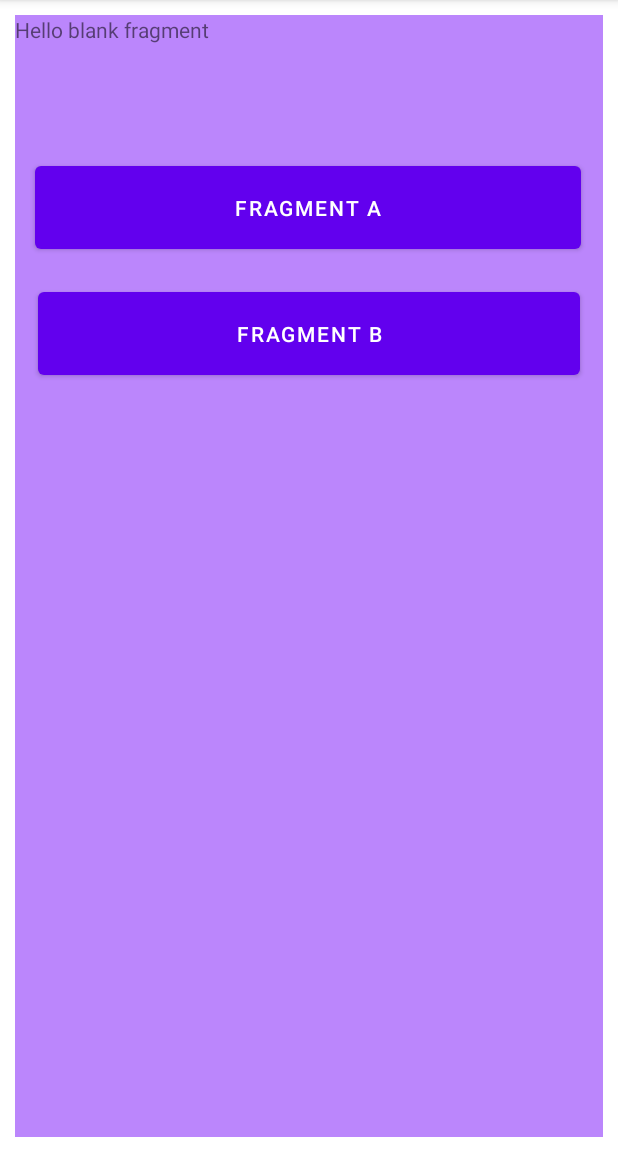
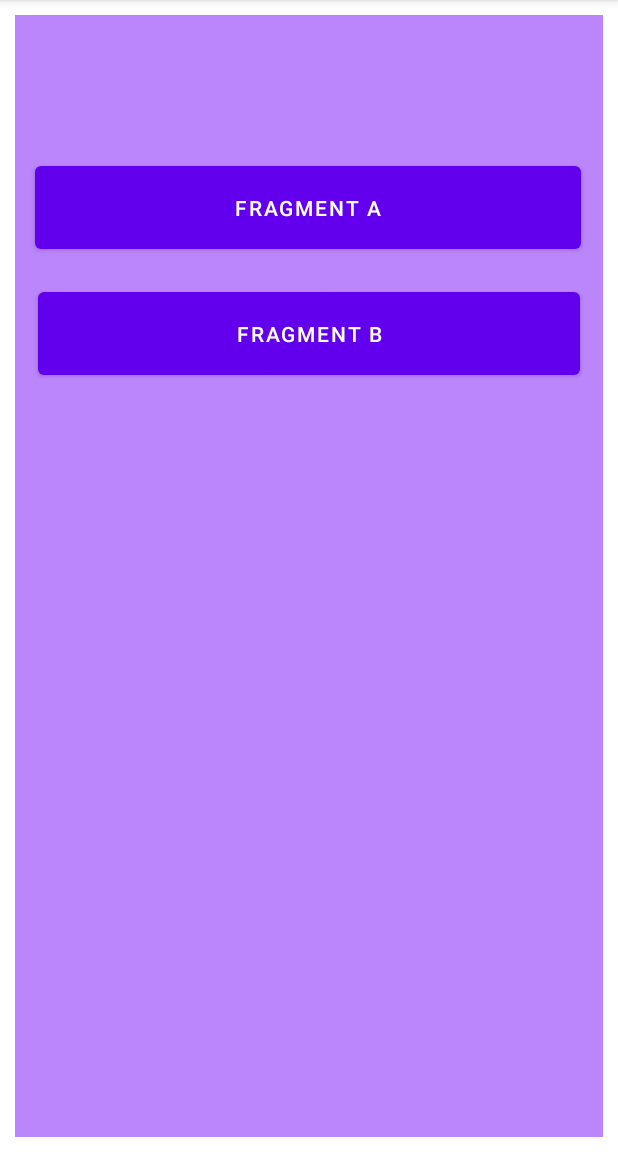
Before and after one commit to domztrey530/Android-Dela-Rita-Dominic-Nicko-B., an Android app: the fragment FragmentA placed in its activity, on a phone screen of 412 x 824 dp, the part 84-1236 px from its top. Run offline under Robolectric (Android 15) with nearby library versions, the phone set to English and light mode, and no system bars.

Commit message:
FRAG ACTIVITY REVISE with COLORS FINAL

```diff
--- a/app/src/main/AndroidManifest.xml
+++ b/app/src/main/AndroidManifest.xml
@@ -12,7 +12,7 @@
         android:theme="@style/Theme.MainActivity"
         tools:targetApi="31">
         <activity
-            android:name=".MainFrag"
+            android:name=".MainActivity"
             android:exported="false" />
         <activity
             android:name=".ListActivity"
@@ -26,9 +26,11 @@
         <activity
             android:name=".SecondActivity"
             android:exported="false" />
+
         <activity
-            android:name=".MainActivity"
+            android:name=".MainFrag"
             android:exported="true">
+
             <intent-filter>
                 <action android:name="android.intent.action.MAIN" />
 
--- a/app/src/main/res/layout/fragment_a.xml
+++ b/app/src/main/res/layout/fragment_a.xml
@@ -10,6 +10,6 @@
     <TextView
         android:layout_width="match_parent"
         android:layout_height="match_parent"
-        android:text="@string/hello_blank_fragment" />
+         />
 
 </FrameLayout>
--- a/app/src/main/res/layout/fragment_b.xml
+++ b/app/src/main/res/layout/fragment_b.xml
@@ -10,6 +10,6 @@
     <TextView
         android:layout_width="match_parent"
         android:layout_height="match_parent"
-        android:text="@string/hello_blank_fragment" />
+         />
 
 </FrameLayout>
```
